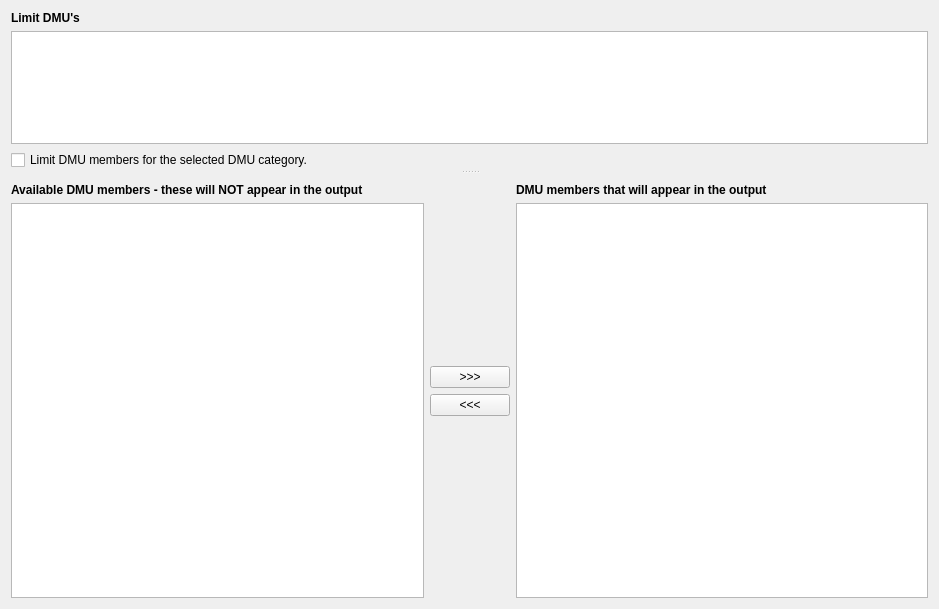
First picture: the form in NewGeneUI/NewGene/Widgets/CreateOutput/LimitDMUs/limit_dmus_region.ui, repository daniel347x/newgene, before the edit.
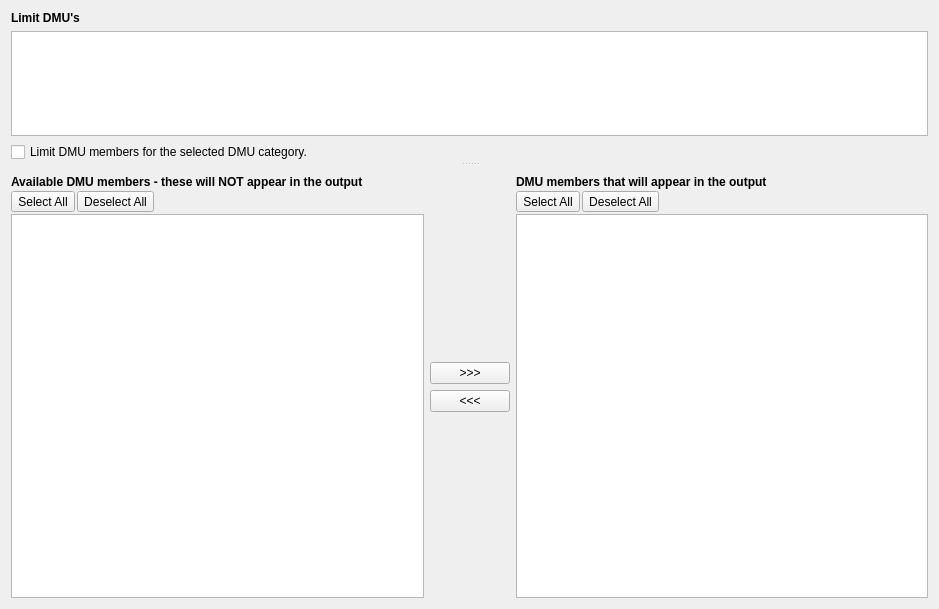
Second picture: the form after the edit.

Commit message: First pass at Select All in one of the Limit DMU bottom panes

```diff
--- a/NewGeneUI/NewGene/Widgets/CreateOutput/LimitDMUs/limit_dmus_region.ui
+++ b/NewGeneUI/NewGene/Widgets/CreateOutput/LimitDMUs/limit_dmus_region.ui
@@ -110,6 +110,9 @@
            <layout class="QHBoxLayout" name="horizontalLayout_limit_dmus">
             <item>
              <layout class="QVBoxLayout" name="verticalLayout_bottomleft">
+              <property name="spacing">
+               <number>2</number>
+              </property>
               <item>
                <widget class="QLabel" name="label_bottomleft">
                 <property name="text">
@@ -120,6 +123,40 @@
                 </property>
                </widget>
               </item>
+              <item>
+               <layout class="QHBoxLayout" name="horizontalLayoutSelectDeselectAll">
+                <property name="spacing">
+                 <number>2</number>
+                </property>
+                <item>
+                 <widget class="QToolButton" name="toolButtonSelectAllBottomLeft">
+                  <property name="text">
+                   <string>Select All</string>
+                  </property>
+                 </widget>
+                </item>
+                <item>
+                 <widget class="QToolButton" name="toolButtonDeselectAllBottomLeft">
+                  <property name="text">
+                   <string>Deselect All</string>
+                  </property>
+                 </widget>
+                </item>
+                <item>
+                 <spacer name="horizontalSpacerSelectDeselectAllLeft">
+                  <property name="orientation">
+                   <enum>Qt::Horizontal</enum>
+                  </property>
+                  <property name="sizeHint" stdset="0">
+                   <size>
+                    <width>40</width>
+                    <height>20</height>
+                   </size>
+                  </property>
+                 </spacer>
+                </item>
+               </layout>
+              </item>
               <item>
                <widget class="QListView" name="listView_limit_dmus_bottom_left_pane">
                 <property name="selectionMode">
@@ -175,6 +212,9 @@
             </item>
             <item>
              <layout class="QVBoxLayout" name="verticalLayout_bottomright">
+              <property name="spacing">
+               <number>2</number>
+              </property>
               <item>
                <widget class="QLabel" name="label_bottomright">
                 <property name="text">
@@ -185,6 +225,40 @@
                 </property>
                </widget>
               </item>
+              <item>
+               <layout class="QHBoxLayout" name="horizontalLayout">
+                <property name="spacing">
+                 <number>2</number>
+                </property>
+                <item>
+                 <widget class="QToolButton" name="toolButtonSelectAllBottomRight">
+                  <property name="text">
+                   <string>Select All</string>
+                  </property>
+                 </widget>
+                </item>
+                <item>
+                 <widget class="QToolButton" name="toolButtonDeselectAllBottomRight">
+                  <property name="text">
+                   <string>Deselect All</string>
+                  </property>
+                 </widget>
+                </item>
+                <item>
+                 <spacer name="horizontalSpacer">
+                  <property name="orientation">
+                   <enum>Qt::Horizontal</enum>
+                  </property>
+                  <property name="sizeHint" stdset="0">
+                   <size>
+                    <width>40</width>
+                    <height>20</height>
+                   </size>
+                  </property>
+                 </spacer>
+                </item>
+               </layout>
+              </item>
               <item>
                <widget class="QListView" name="listView_limit_dmus_bottom_right_pane">
                 <property name="selectionMode">
```
The commit also changes 2 other files.
